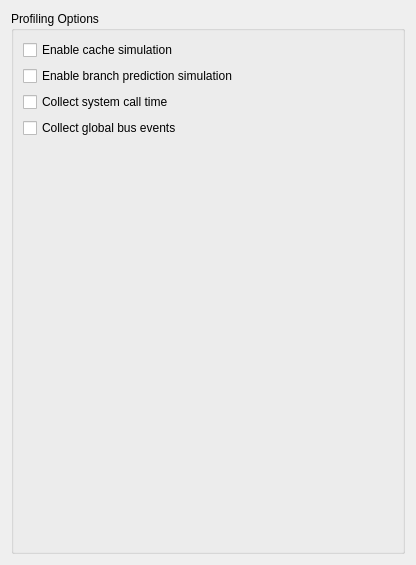
Old version of the form src/plugins/callgrind/callgrindconfigwidget.ui in the repository qt-creator/qt-creator.
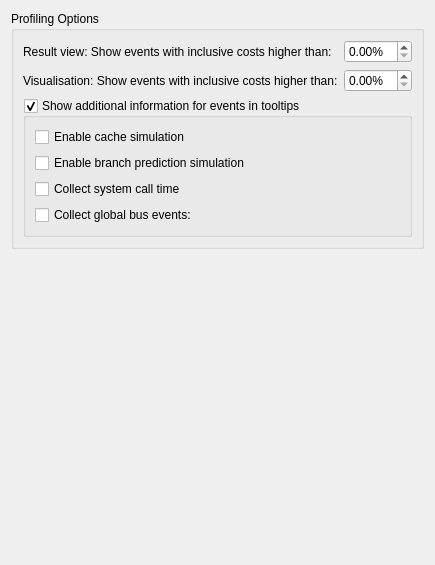
New version of the form.

```diff
--- a/src/plugins/callgrind/callgrindconfigwidget.ui
+++ b/src/plugins/callgrind/callgrindconfigwidget.ui
@@ -10,8 +10,8 @@
     <height>565</height>
    </rect>
   </property>
-  <layout class="QVBoxLayout" name="verticalLayout">
-   <item>
+  <layout class="QGridLayout" name="gridLayout">
+   <item row="0" column="0" colspan="2">
     <widget class="QGroupBox" name="memcheckOptions">
      <property name="sizePolicy">
       <sizepolicy hsizetype="Preferred" vsizetype="Preferred">
@@ -22,21 +22,46 @@
      <property name="title">
       <string>Profiling Options</string>
      </property>
-     <layout class="QGridLayout" name="gridLayout">
-      <item row="4" column="0" colspan="2">
-       <spacer name="verticalSpacer">
-        <property name="orientation">
-         <enum>Qt::Vertical</enum>
+     <layout class="QFormLayout" name="formLayout">
+      <item row="0" column="0">
+       <widget class="QLabel" name="minimumInclusiveCostRatioLabel">
+        <property name="toolTip">
+         <string>This option limits the amount of results the profiler will give you. A lower limit will likely increase performance.</string>
         </property>
-        <property name="sizeHint" stdset="0">
-         <size>
-          <width>20</width>
-          <height>40</height>
-         </size>
+        <property name="text">
+         <string>Result view: Show events with inclusive costs higher than:</string>
         </property>
-       </spacer>
+        <property name="buddy">
+         <cstring>minimumInclusiveCostRatio</cstring>
+        </property>
+       </widget>
       </item>
-      <item row="0" column="0" colspan="2">
+      <item row="0" column="1">
+       <widget class="QDoubleSpinBox" name="minimumInclusiveCostRatio">
+        <property name="suffix">
+         <string>%</string>
+        </property>
+        <property name="decimals">
+         <number>2</number>
+        </property>
+        <property name="maximum">
+         <double>10.000000000000000</double>
+        </property>
+        <property name="singleStep">
+         <double>0.100000000000000</double>
+        </property>
+       </widget>
+      </item>
+      <item row="2" column="0" colspan="2">
+       <widget class="QGroupBox" name="enableEventToolTips">
+        <property name="title">
+         <string>Show additional information for events in tooltips</string>
+        </property>
+        <property name="checkable">
+         <bool>true</bool>
+        </property>
+        <layout class="QGridLayout" name="gridLayout_3">
+         <item row="0" column="0">
        <widget class="QCheckBox" name="enableCacheSim">
         <property name="toolTip">
          <string>&lt;!DOCTYPE HTML PUBLIC &quot;-//W3C//DTD HTML 4.0//EN&quot; &quot;http://www.w3.org/TR/REC-html40/strict.dtd&quot;&gt;
@@ -96,12 +121,51 @@
          <string>This specifies whether the number of global bus events executed should be collected. The event type &quot;Ge&quot; is used for these events.</string>
         </property>
         <property name="text">
-         <string>Collect global bus events</string>
+            <string>Collect global bus events:</string>
         </property>
        </widget>
       </item>
      </layout>
     </widget>
+      </item>
+      <item row="1" column="0">
+       <widget class="QLabel" name="visualisationMinimumInclusiveCostRatioLabel">
+        <property name="text">
+         <string>Visualisation: Show events with inclusive costs higher than:</string>
+        </property>
+       </widget>
+      </item>
+      <item row="1" column="1">
+       <widget class="QDoubleSpinBox" name="visualisationMinimumInclusiveCostRatio">
+        <property name="prefix">
+         <string/>
+        </property>
+        <property name="suffix">
+         <string>%</string>
+        </property>
+        <property name="minimum">
+         <double>0.000000000000000</double>
+        </property>
+        <property name="maximum">
+         <double>50.000000000000000</double>
+        </property>
+       </widget>
+      </item>
+     </layout>
+    </widget>
+   </item>
+   <item row="1" column="0" colspan="2">
+    <spacer name="verticalSpacer">
+     <property name="orientation">
+      <enum>Qt::Vertical</enum>
+     </property>
+     <property name="sizeHint" stdset="0">
+      <size>
+       <width>20</width>
+       <height>40</height>
+      </size>
+     </property>
+    </spacer>
    </item>
   </layout>
  </widget>
```
Lines whose indentation alone changed are shown as unchanged.
